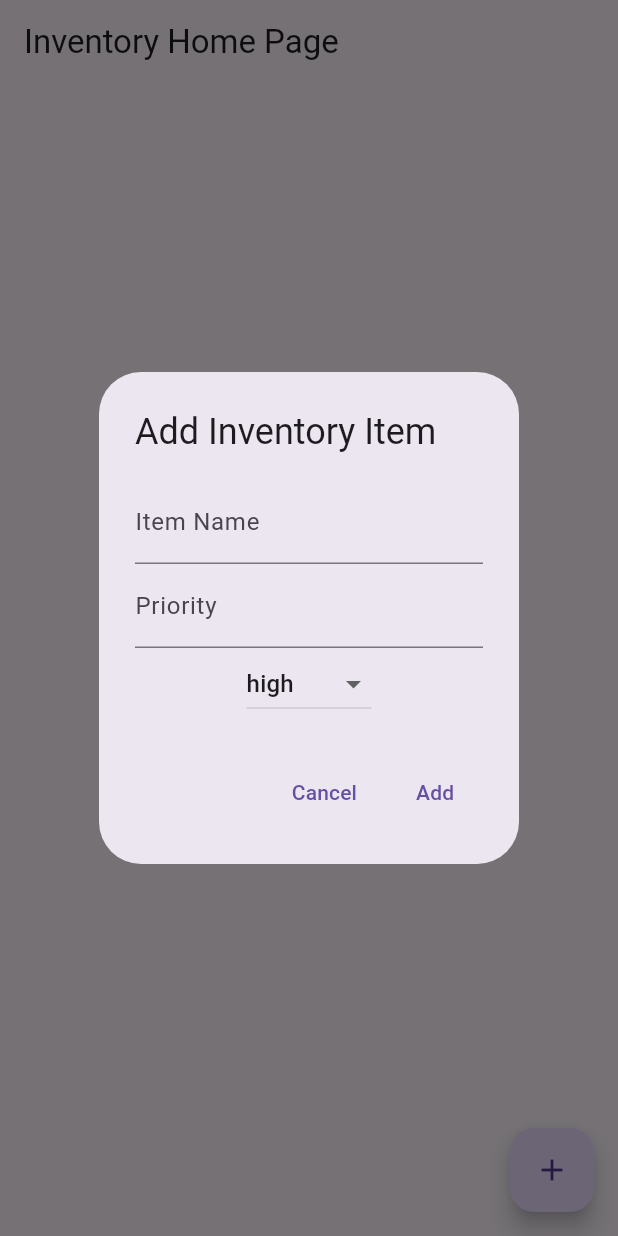
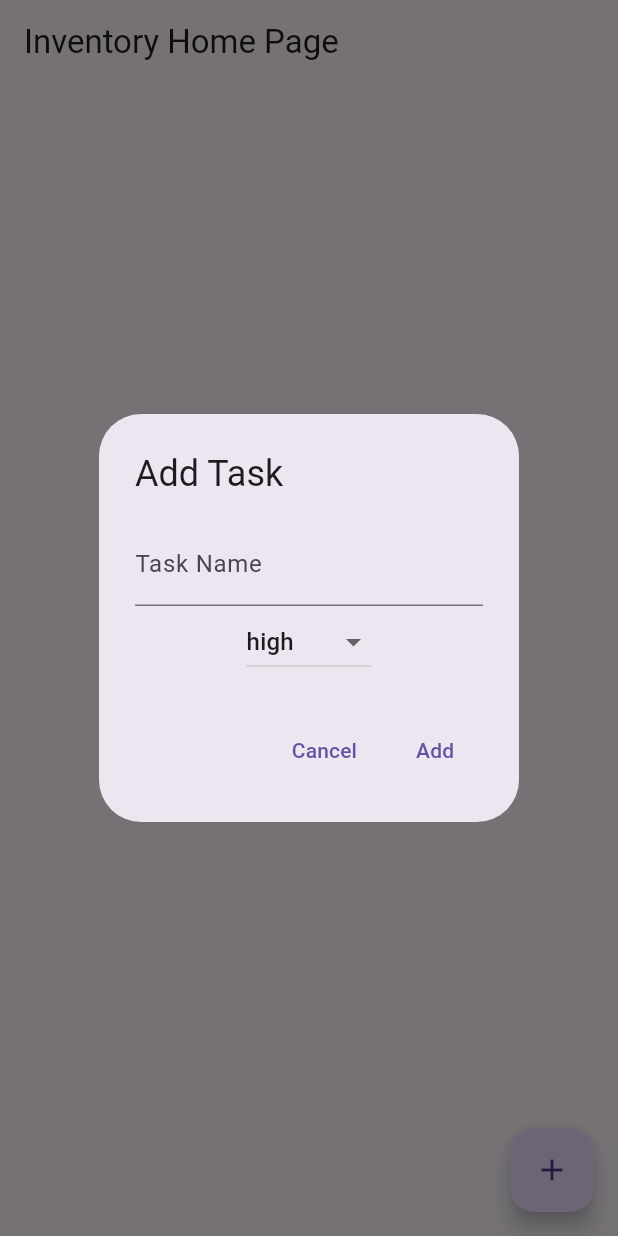
Before and after one commit to divory2/cw6, a Flutter app: the screen it shows after launch, after a tap on the "add" icon, on a phone screen of 412 x 824 dp. Run offline on Flutter 3.47's test engine with Material 3 defaults, Android fonts, the light colour scheme and no system bars; our stand-ins replace cloud_firestore, firebase_core; accounts and stored records are empty.

Commit message:
changed the collection name

```diff
--- a/lib/main.dart
+++ b/lib/main.dart
@@ -56,6 +56,7 @@ class _InventoryHomePageState extends State<InventoryHomePage> {
             children: snapshot.data!.docs.map((doc) {
               var data = doc.data() as Map<String, dynamic>;
               return ListTile(
+
                 title: Text(data['name'] ?? 'Unnamed Item'),
                 subtitle: Text('priority: ${data['priority'] ?? 0}'),
                 trailing: IconButton(
@@ -70,7 +71,7 @@ class _InventoryHomePageState extends State<InventoryHomePage> {
       ),
       floatingActionButton: FloatingActionButton(
         onPressed: _addItem,
-        tooltip: 'Add Item',
+        tooltip: 'Add Task',
         child: Icon(Icons.add),
       ),
     );
@@ -83,17 +84,17 @@ class _InventoryHomePageState extends State<InventoryHomePage> {
 
         String dropDownMenuValue = dropdownmenuList.first;
         TextEditingController nameController = TextEditingController();
-        TextEditingController quantityController = TextEditingController();
+       // TextEditingController quantityController = TextEditingController();
         int priority_value = 0;
         return AlertDialog(
-          title: Text('Add Inventory Item'),
+          title: Text('Add Task'),
           content: StatefulBuilder(
             builder: (context, setState)  {
                  return Column(
             mainAxisSize: MainAxisSize.min,
             children: [
-              TextField(controller: nameController, decoration: InputDecoration(labelText: 'Item Name')),
-              TextField(controller: quantityController, decoration: InputDecoration(labelText: 'Priority'), keyboardType: TextInputType.number),
+              TextField(controller: nameController, decoration: InputDecoration(labelText: 'Task Name')),
+              //TextField(controller: quantityController, decoration: InputDecoration(labelText: 'Priority'), keyboardType: TextInputType.number),
               DropdownButton<String>(
                 value: dropDownMenuValue,
                 items: dropdownmenuList.map<DropdownMenuItem<String>>((String value){
@@ -134,7 +135,7 @@ class _InventoryHomePageState extends State<InventoryHomePage> {
             ),
             TextButton(
               onPressed: () {
-                _firestore.collection('inventory').add({
+                _firestore.collection('checkList').add({
                   'name': nameController.text,
                   //'priority': int.tryParse(quantityController.text) ?? 0,
                   'priority': dropDownMenuValue,
@@ -152,7 +153,7 @@ class _InventoryHomePageState extends State<InventoryHomePage> {
 
   void _editItem(String id, Map<String, dynamic> data) {
     TextEditingController nameController = TextEditingController(text: data['name']);
-    TextEditingController quantityController = TextEditingController(text: data['priority'].toString());
+    //TextEditingController quantityController = TextEditingController(text: data['priority'].toString());
     int priority_value = 0;
     String dropDownMenuValue = dropdownmenuList.first;
 
@@ -160,12 +161,12 @@ class _InventoryHomePageState extends State<InventoryHomePage> {
       context: context,
       builder: (context) {
         return AlertDialog(
-          title: Text('Edit Inventory Item'),
+          title: Text('Edit Task'),
           content: Column(
             mainAxisSize: MainAxisSize.min,
             children: [
-              TextField(controller: nameController, decoration: InputDecoration(labelText: 'Item Name')),
-              TextField(controller: quantityController, decoration: InputDecoration(labelText: 'Priority'), keyboardType: TextInputType.number),
+              TextField(controller: nameController, decoration: InputDecoration(labelText: 'Task Name')),
+              //TextField(controller: quantityController, decoration: InputDecoration(labelText: 'Priority'), keyboardType: TextInputType.number),
               DropdownButton<String>(
                 value: dropDownMenuValue,
                 items: dropdownmenuList.map<DropdownMenuItem<String>>((String value){
```
